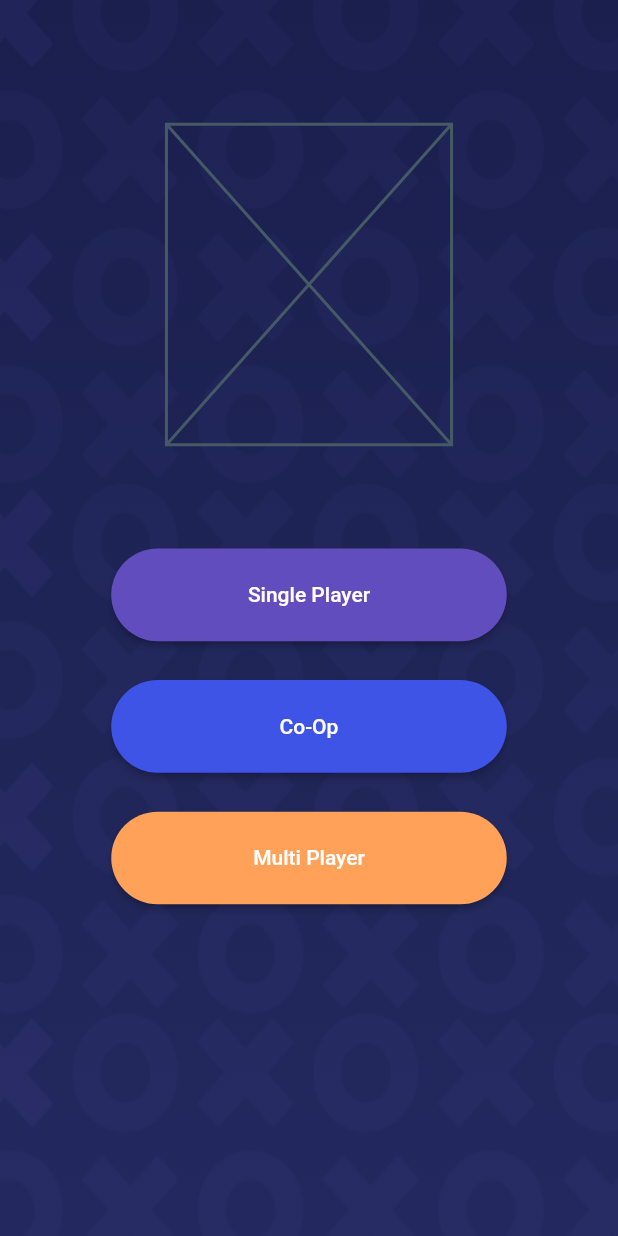
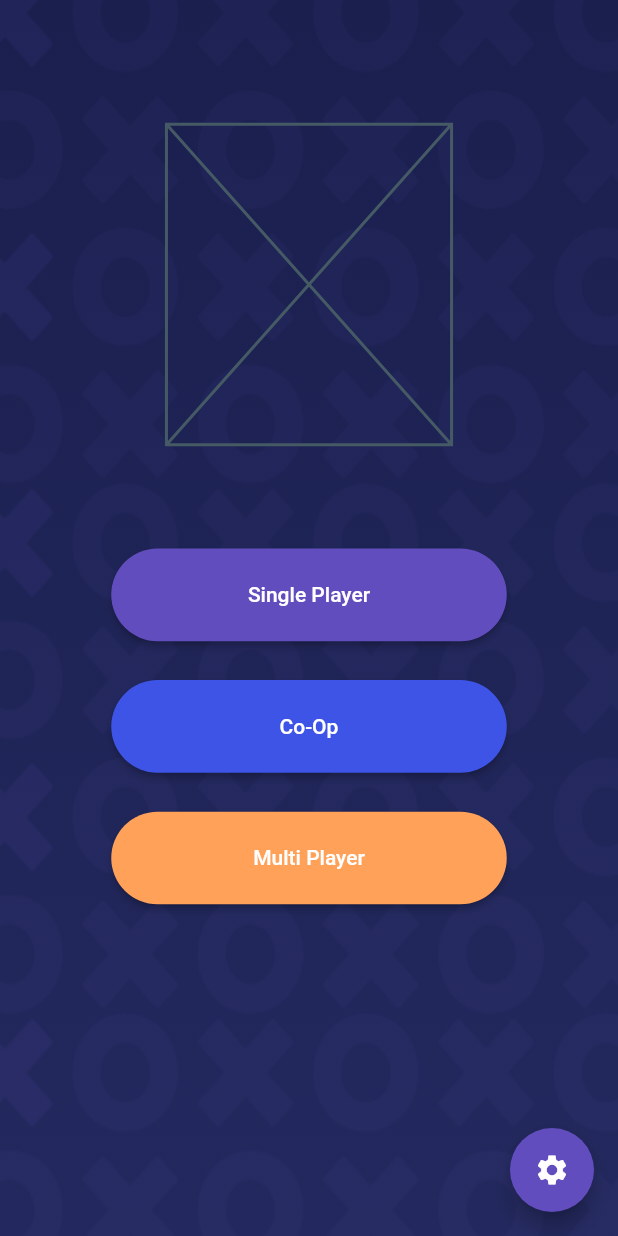
Before and after one commit to yagizdo/tictactoe-multiplayer-game, a Flutter app: the screen it shows after launch, on a phone screen of 412 x 824 dp. Run offline on Flutter 3.47's test engine with Material 2 defaults, Android fonts, the phone set to English and light mode, and no system bars; our stand-ins replace easy_localization, flutter_screenutil, internet_connection_checker, lottie, page_transition.

Commit message:
added settings fab button

```diff
--- a/lib/view/home_view.dart
+++ b/lib/view/home_view.dart
@@ -5,6 +5,7 @@ import 'package:tictactoe_multiplayer_game/constants/app_constants.dart';
 import '../constants/app_assets.dart';
 import '../constants/app_theme.dart';
 import '../widget/home_view/menu_buttons_section.dart';
+import '../widget/home_view/settings_fab_button.dart';
 
 class HomeView extends StatelessWidget {
   const HomeView({Key? key}) : super(key: key);
@@ -12,6 +13,17 @@ class HomeView extends StatelessWidget {
   @override
   Widget build(BuildContext context) {
     return Scaffold(
+      // Settings Fab Button
+      floatingActionButton: SettingsFabButton(
+        backgroundColor: purple,
+        function: () {},
+        child: const Icon(
+          Icons.settings,
+          color: Colors.white,
+        ),
+      ),
+
+      // Custom Background
       body: Container(
         alignment: Alignment.center,
         decoration: const BoxDecoration(
@@ -24,6 +36,8 @@ class HomeView extends StatelessWidget {
             fit: BoxFit.fill,
           ),
         ),
+
+        // Child
         child: Column(
           children: [
             height67,
--- /dev/null
+++ b/lib/widget/home_view/settings_fab_button.dart
@@ -0,0 +1,23 @@
+import 'package:flutter/material.dart';
+
+import '../../constants/app_theme.dart';
+
+class SettingsFabButton extends StatelessWidget {
+  const SettingsFabButton(
+      {Key? key,
+      required this.function,
+      required this.child,
+      this.backgroundColor})
+      : super(key: key);
+  final VoidCallback function;
+  final Widget child;
+  final Color? backgroundColor;
+  @override
+  Widget build(BuildContext context) {
+    return FloatingActionButton(
+      backgroundColor: backgroundColor ?? purple,
+      onPressed: function,
+      child: child,
+    );
+  }
+}
```
